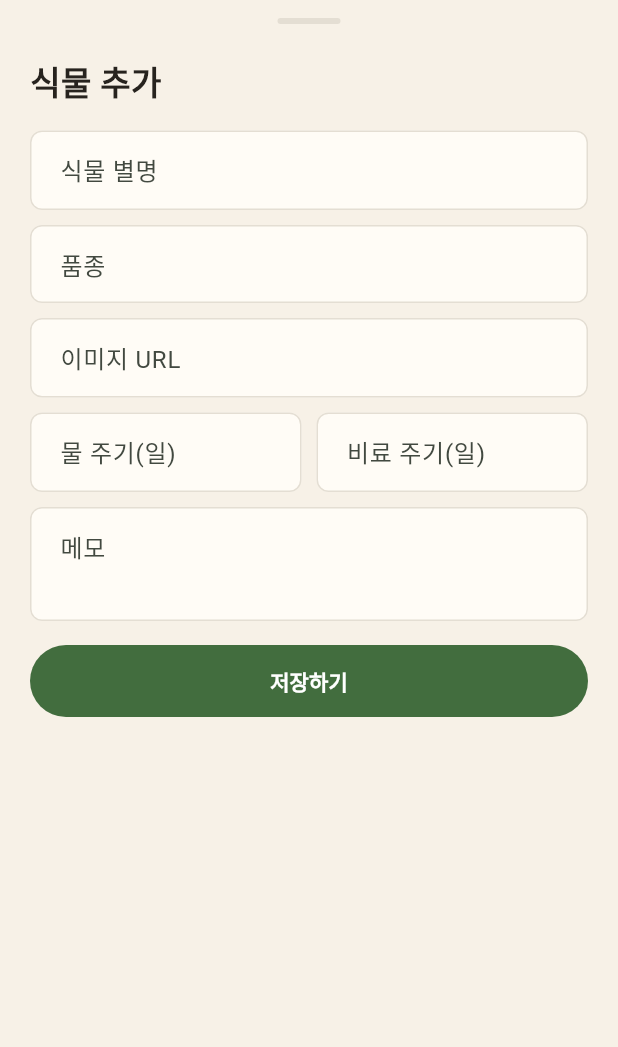
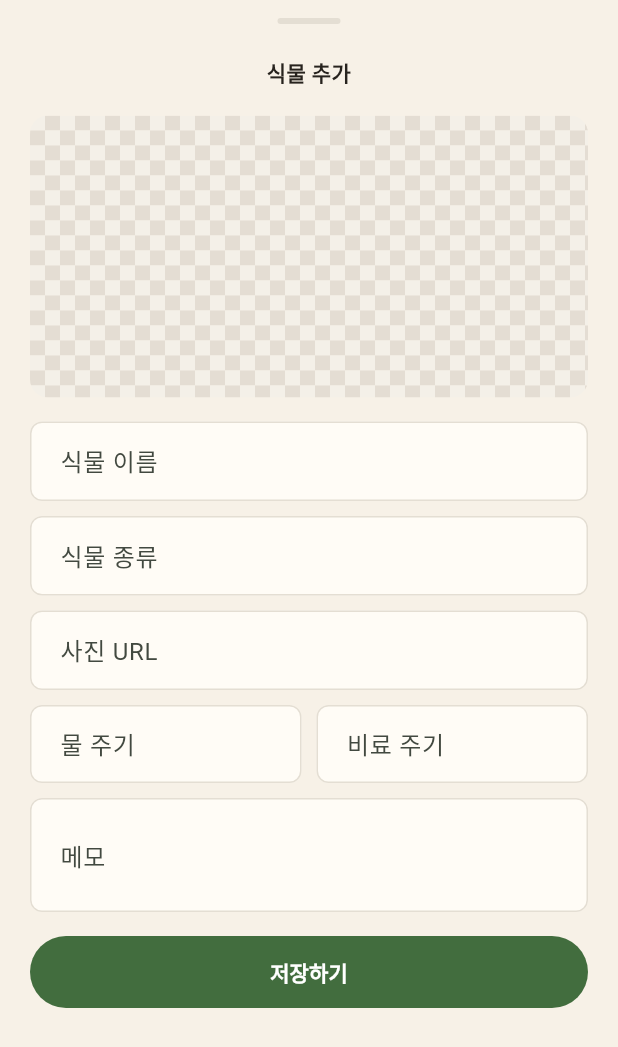
Before and after one commit to 2026-gbsw-capstone/Plant-it, a Flutter app: the AddPlantSheet widget shown alone on an empty page, opened directly, on a phone screen of 412 x 824 dp. Shown: the top 1047 px of the screen. Run offline on Flutter 3.47's test engine with Material 3 defaults, Android fonts, the phone set to English and light mode, and no system bars; our stand-ins replace firebase_auth, firebase_core, firebase_messaging, flutter_secure_storage, flutter_svg, go_router and 1 more; accounts and stored records are empty; network calls fail; Roboto replaces fonts that are missing (GmarketSansTTF).

Commit message:
Refine Figma screens and plant chat route

```diff
--- a/plant_it_fe/lib/app_router.dart
+++ b/plant_it_fe/lib/app_router.dart
@@ -17,6 +17,14 @@ final GoRouter appRouter = GoRouter(
     ),
     GoRoute(path: '/home', builder: (context, state) => const PlantHomeShell()),
     GoRoute(
+      path: '/settings',
+      builder: (context, state) => const SettingsScreen(),
+    ),
+    GoRoute(
+      path: '/app-info',
+      builder: (context, state) => const AppInfoScreen(),
+    ),
+    GoRoute(
       path: '/plants/:plantId',
       builder: (context, state) {
         final plantId =
@@ -24,5 +32,13 @@ final GoRouter appRouter = GoRouter(
         return PlantDetailScreen(plantId: plantId);
       },
     ),
+    GoRoute(
+      path: '/plants/:plantId/chat',
+      builder: (context, state) {
+        final plantId =
+            int.tryParse(state.pathParameters['plantId'] ?? '') ?? 0;
+        return PlantChatScreen(plantId: plantId);
+      },
+    ),
   ],
 );
--- a/plant_it_fe/lib/screens/app_screen.dart
+++ b/plant_it_fe/lib/screens/app_screen.dart
@@ -18,6 +18,8 @@ part 'home/plants_tab.dart';
 part 'plant/plant_detail_screen.dart';
 part 'encyclopedia/encyclopedia_tab.dart';
 part 'profile/profile_tab.dart';
+part 'profile/settings_screen.dart';
+part 'profile/app_info_screen.dart';
 part 'plant/add_plant_sheet.dart';
 part 'plant/diary_sheet.dart';
 part 'plant/plant_chat_panel.dart';
--- a/plant_it_fe/lib/screens/plant/add_plant_sheet.dart
+++ b/plant_it_fe/lib/screens/plant/add_plant_sheet.dart
@@ -81,26 +81,46 @@ class _AddPlantSheetState extends State<AddPlantSheet> {
     return _SheetFrame(
       child: Column(
         mainAxisSize: MainAxisSize.min,
-        crossAxisAlignment: CrossAxisAlignment.start,
+        crossAxisAlignment: CrossAxisAlignment.stretch,
         children: [
           Text(
             widget.plant == null ? '식물 추가' : '식물 정보 수정',
-            style: const TextStyle(fontSize: 22, fontWeight: FontWeight.w700),
+            textAlign: TextAlign.center,
+            style: const TextStyle(fontSize: 14, fontWeight: FontWeight.w900),
+          ),
+          const SizedBox(height: 18),
+          ClipRRect(
+            borderRadius: BorderRadius.circular(8),
+            child: SizedBox(
+              height: 188,
+              child: widget.plant?.plantImageUrl?.isNotEmpty ?? false
+                  ? _PlantImage(url: widget.plant!.plantImageUrl)
+                  : const _CheckeredTile(),
+            ),
           ),
           const SizedBox(height: 16),
           TextField(
             controller: _name,
-            decoration: const InputDecoration(hintText: '식물 별명'),
+            decoration: const InputDecoration(
+              labelText: '식물 이름',
+              hintText: '식물 이름',
+            ),
           ),
           const SizedBox(height: 10),
           TextField(
             controller: _species,
-            decoration: const InputDecoration(hintText: '품종'),
+            decoration: const InputDecoration(
+              labelText: '식물 종류',
+              hintText: '식물 종류',
+            ),
           ),
           const SizedBox(height: 10),
           TextField(
             controller: _imageUrl,
-            decoration: const InputDecoration(hintText: '이미지 URL'),
+            decoration: const InputDecoration(
+              labelText: '사진 URL',
+              hintText: '사진 URL',
+            ),
           ),
           const SizedBox(height: 10),
           Row(
@@ -109,7 +129,10 @@ class _AddPlantSheetState extends State<AddPlantSheet> {
                 child: TextField(
                   controller: _watering,
                   keyboardType: TextInputType.number,
-                  decoration: const InputDecoration(hintText: '물 주기(일)'),
+                  decoration: const InputDecoration(
+                    labelText: '물 주기',
+                    hintText: '일',
+                  ),
                 ),
               ),
               const SizedBox(width: 10),
@@ -117,7 +140,10 @@ class _AddPlantSheetState extends State<AddPlantSheet> {
                 child: TextField(
                   controller: _fertilizer,
                   keyboardType: TextInputType.number,
-                  decoration: const InputDecoration(hintText: '비료 주기(일)'),
+                  decoration: const InputDecoration(
+                    labelText: '비료 주기',
+                    hintText: '일',
+                  ),
                 ),
               ),
             ],
@@ -127,7 +153,7 @@ class _AddPlantSheetState extends State<AddPlantSheet> {
             controller: _memo,
             minLines: 2,
             maxLines: 4,
-            decoration: const InputDecoration(hintText: '메모'),
+            decoration: const InputDecoration(labelText: '메모', hintText: '메모'),
           ),
           const SizedBox(height: 16),
           _PrimaryButton(
```
Also changed, not shown: plant_it_fe/lib/screens/plant/diary_sheet.dart (+14 -5 lines), plant_it_fe/lib/screens/plant/plant_chat_panel.dart (+72 -11 lines), plant_it_fe/lib/screens/plant/plant_detail_screen.dart (+7 -2 lines), plant_it_fe/lib/screens/profile/app_info_screen.dart (added, +71 -0 lines), plant_it_fe/lib/screens/profile/profile_tab.dart (+10 -1 lines), plant_it_fe/lib/screens/profile/settings_screen.dart (added, +105 -0 lines), plant_it_fe/lib/screens/shared/app_widgets.dart (+42 -0 lines).
